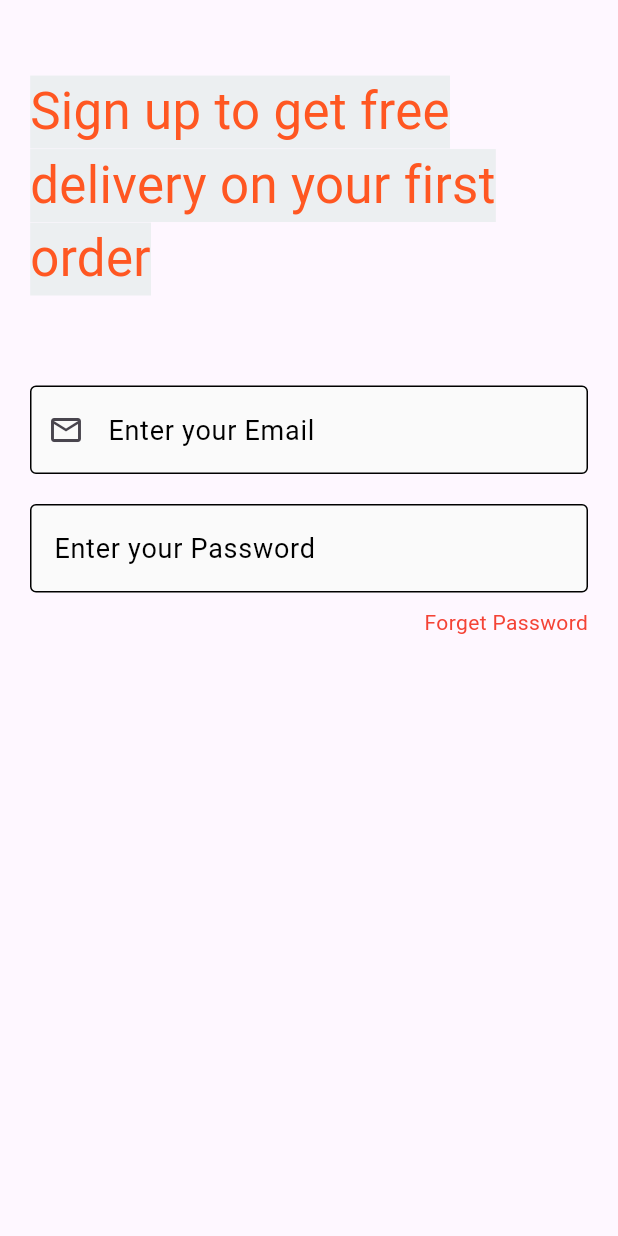
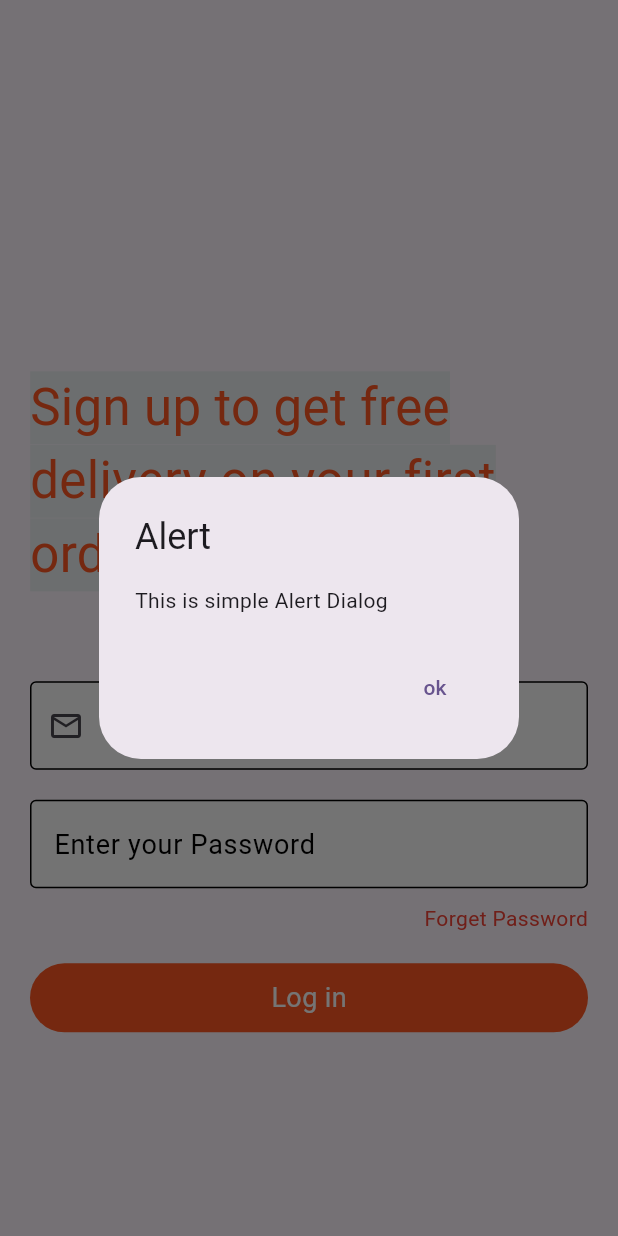
Before and after one commit to darus66d/making_a_login_page, a Flutter app: the screen it shows after launch, after a tap on "Forget Password", on a phone screen of 412 x 824 dp. Run offline on Flutter 3.47's test engine with Material 3 defaults, Android fonts, the light colour scheme and no system bars.

Commit message:
showDialog and inkwell

```diff
--- a/lib/login_page.dart
+++ b/lib/login_page.dart
@@ -15,7 +15,7 @@ class LoginPage extends StatelessWidget {
         padding: const EdgeInsets.symmetric(horizontal: 20),
         child: Column(
           children: [
-            SizedBox(height: 50,),
+            SizedBox(height: MediaQuery.of(context).size.height*0.3,),
             Text("Sign up to get free delivery on your first order",style:TextStyle(
               fontSize: 34,
               color: Colors.deepOrange,
@@ -36,12 +36,32 @@ class LoginPage extends StatelessWidget {
             SizedBox(height: 10,),
             InkWell(
               onTap: (){
-
+                _showDialog(context);
               },
               child: Align(
                 alignment: Alignment.bottomRight,
                   child: Text("Forget Password",style: TextStyle(color: Colors.red),)),
             ),
+            SizedBox(height: 20,),
+            InkWell(
+              onTap: (){
+                if(emailController.text.toString() == "DarusSalam"  && passwordController.text.toString() =='1234'){
+                  return debugPrint("Success");
+                }else{
+                  debugPrint("Error");
+                }
+              },
+              child: Container(
+                padding: EdgeInsets.all(10),
+                decoration: BoxDecoration(
+                  borderRadius: BorderRadius.circular(50),
+                  color: Colors.deepOrange
+                ),
+                child: Center(
+                  child: Text("Log in",style: TextStyle(color: Colors.white,fontSize: 18),),
+                ),
+              ),
+            )
 
             // TextFormField(
             //   controller: emailController,
@@ -71,3 +91,23 @@ class LoginPage extends StatelessWidget {
     );
   }
 }
+
+void _showDialog(BuildContext context){
+  showDialog(
+      context: context,
+    builder: (BuildContext context){
+        return AlertDialog(
+          title: Text('Alert'),
+          content: Text("This is simple Alert Dialog"),
+          actions: [
+            TextButton(
+                onPressed: (){
+                  Navigator.of(context).pop();
+                },
+                child: Text("ok"))
+          ],
+        );
+    }
+
+  );
+}
```
